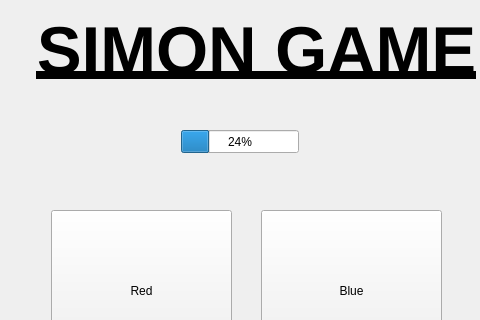
Qt form A6_Qt_Simon_Game/mainwindow.ui (jimmyjtrinh/A6-Simon-Game) before a commit; both pictures show x 139 to 619 and y 0 to 320 of the 800 by 600 pixel window.
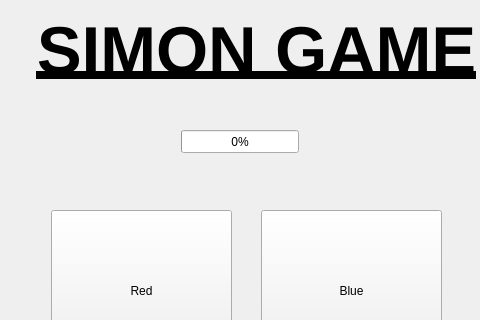
The same form after that commit.

Commit message: Connected buttons with progress bar

Diff of the .ui file:
```diff
--- a/A6_Qt_Simon_Game/mainwindow.ui
+++ b/A6_Qt_Simon_Game/mainwindow.ui
@@ -63,7 +63,7 @@
      </rect>
     </property>
     <property name="value">
-     <number>24</number>
+     <number>0</number>
     </property>
    </widget>
    <widget class="QLabel" name="label">
```
The commit also changes 3 other files.
